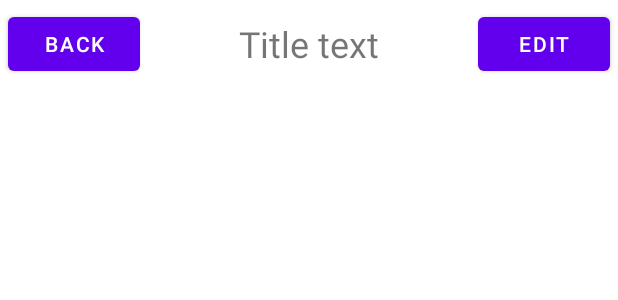
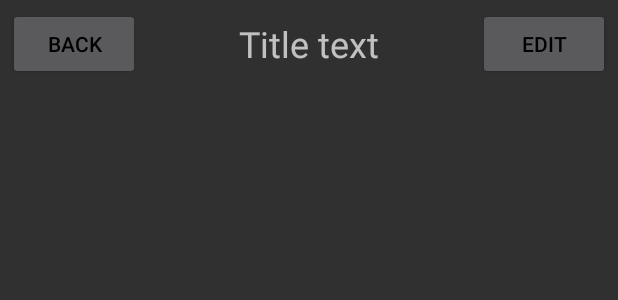
Before and after one commit to tanwang778/CustomControl, an Android app: the layout title.xml on its own in the app's theme, with its tools: preview values and no code run, on a phone screen of 412 x 824 dp. Shown: the top 300 px of the screen. Run offline under Robolectric (Android 15) with nearby library versions, the phone set to English and light mode, and no system bars.

Commit message:
改了主题

```diff
--- a/app/src/main/AndroidManifest.xml
+++ b/app/src/main/AndroidManifest.xml
@@ -9,7 +9,7 @@
         android:icon="@mipmap/ic_launcher"
         android:label="@string/app_name"
         android:supportsRtl="true"
-        android:theme="@style/Theme.CustomControl"
+        android:theme="@style/Theme.AppCompat.NoActionBar"
         tools:targetApi="31">
         <activity
             android:name=".MainActivity"
--- a/app/src/main/java/com/example/customcontrol/TitleLayout.kt
+++ b/app/src/main/java/com/example/customcontrol/TitleLayout.kt
@@ -11,7 +11,6 @@ import android.widget.Toast
 class TitleLayout(context: Context, attrs: AttributeSet) : LinearLayout(context, attrs) {
     private lateinit var titleBack: Button
     private lateinit var titleEdit: Button
-
     init {
         LayoutInflater.from(context).inflate(R.layout.title, this)
         titleBack = findViewById(R.id.titleBack)
--- a/app/src/main/res/layout/title.xml
+++ b/app/src/main/res/layout/title.xml
@@ -9,7 +9,7 @@
         android:layout_gravity="center"
         android:layout_margin="5dp"
         android:text="Back"
-        android:textColor="#fff" />
+        android:textColor="#000000" />
 
     <TextView
         android:id="@+id/textView"
@@ -28,5 +28,5 @@
         android:layout_gravity="center"
         android:layout_margin="5dp"
         android:text="Edit"
-        android:textColor="#fff"/>
+        android:textColor="#000000"/>
 </LinearLayout>
```
